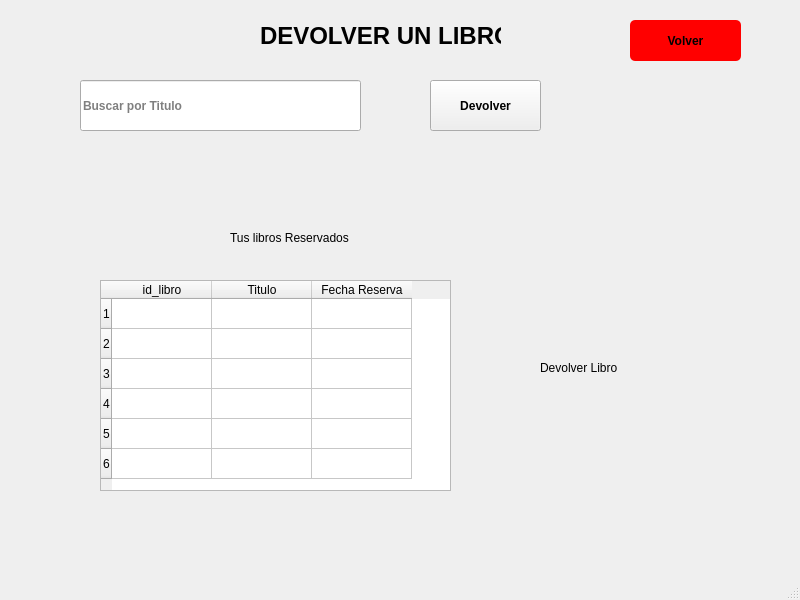
Before: the Qt Designer form plantillas/paginaDevolver.ui in c4rlos-m/proyecto, drawn with Qt 5.
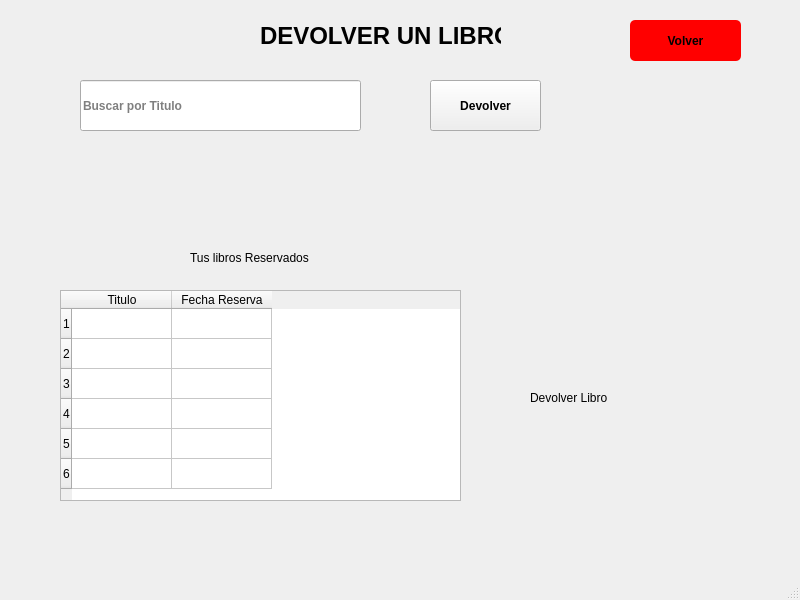
After: the same form once the commit is applied.

Patch:
```diff
--- a/plantillas/paginaDevolver.ui
+++ b/plantillas/paginaDevolver.ui
@@ -17,23 +17,57 @@
    <widget class="QTableWidget" name="tableWidget">
     <property name="geometry">
      <rect>
-      <x>100</x>
-      <y>280</y>
-      <width>351</width>
+      <x>60</x>
+      <y>290</y>
+      <width>401</width>
       <height>211</height>
      </rect>
     </property>
+    <property name="sizePolicy">
+     <sizepolicy hsizetype="Expanding" vsizetype="Expanding">
+      <horstretch>0</horstretch>
+      <verstretch>0</verstretch>
+     </sizepolicy>
+    </property>
+    <property name="baseSize">
+     <size>
+      <width>0</width>
+      <height>0</height>
+     </size>
+    </property>
+    <property name="styleSheet">
+     <string notr="true"/>
+    </property>
+    <property name="sizeAdjustPolicy">
+     <enum>QAbstractScrollArea::SizeAdjustPolicy::AdjustToContents</enum>
+    </property>
+    <property name="alternatingRowColors">
+     <bool>false</bool>
+    </property>
+    <property name="sortingEnabled">
+     <bool>false</bool>
+    </property>
+    <attribute name="horizontalHeaderCascadingSectionResizes">
+     <bool>false</bool>
+    </attribute>
+    <attribute name="horizontalHeaderStretchLastSection">
+     <bool>false</bool>
+    </attribute>
+    <attribute name="verticalHeaderCascadingSectionResizes">
+     <bool>false</bool>
+    </attribute>
+    <attribute name="verticalHeaderHighlightSections">
+     <bool>true</bool>
+    </attribute>
+    <attribute name="verticalHeaderStretchLastSection">
+     <bool>false</bool>
+    </attribute>
     <row/>
     <row/>
     <row/>
     <row/>
     <row/>
     <row/>
-    <column>
-     <property name="text">
-      <string>id_libro</string>
-     </property>
-    </column>
     <column>
      <property name="text">
       <string>Titulo</string>
@@ -48,8 +82,8 @@
    <widget class="QLabel" name="label">
     <property name="geometry">
      <rect>
-      <x>540</x>
-      <y>360</y>
+      <x>530</x>
+      <y>390</y>
       <width>181</width>
       <height>16</height>
      </rect>
@@ -142,8 +176,8 @@
    <widget class="QLabel" name="label_3">
     <property name="geometry">
      <rect>
-      <x>230</x>
-      <y>230</y>
+      <x>190</x>
+      <y>250</y>
       <width>141</width>
       <height>16</height>
      </rect>
```
